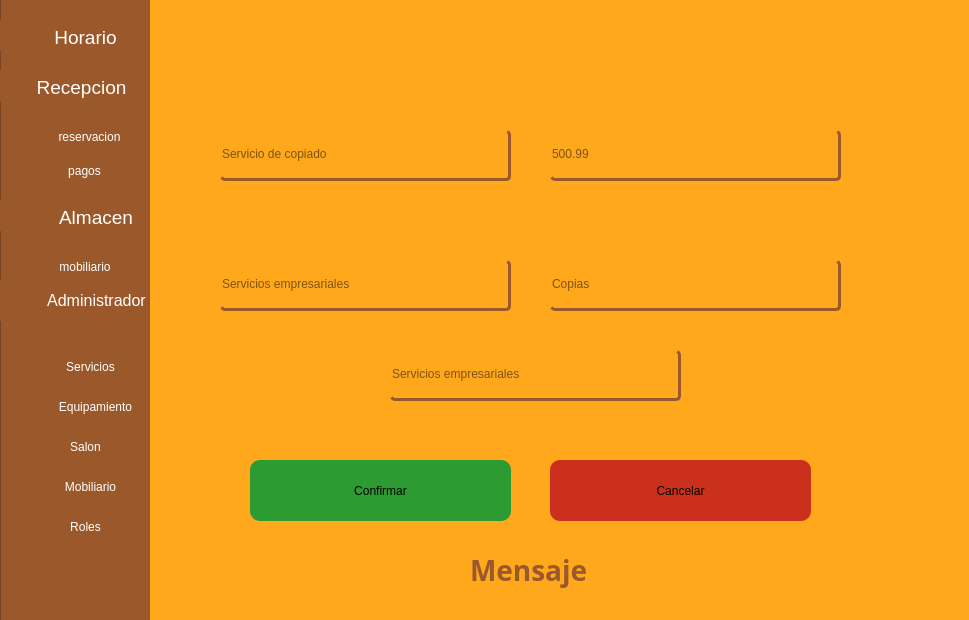
This is gui/navegacion.ui in asp-laboratories/BookingRoom_Software as Qt 5 draws it before an edit. The edited form follows.
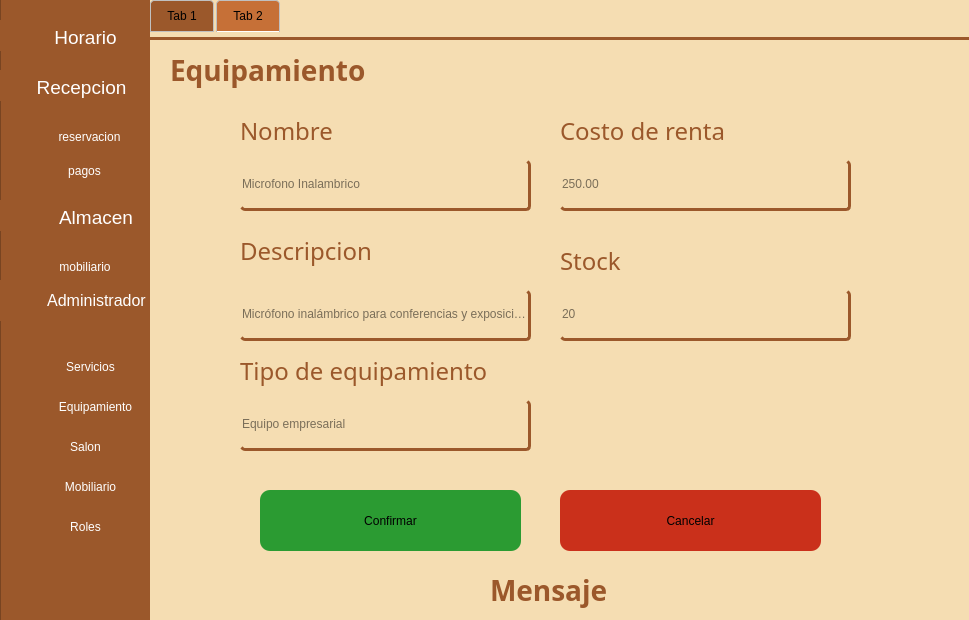
This is the edited form. The open tabs and pages were chosen to show the change. Icons and pictures are not drawn.

Commit message: feat(gui): Seleccion del salon pero sin diseño, solo para probar (Update)

Patch:
```diff
--- a/gui/navegacion.ui
+++ b/gui/navegacion.ui
@@ -1037,175 +1037,373 @@
     </widget>
     <widget class="QWidget" name="adminEquipamiento">
      <property name="styleSheet">
-      <string notr="true">background-color: rgb(255, 168, 28);</string>
+      <string notr="true">background-color: rgba(245, 221, 178, 1.0);
+</string>
      </property>
-     <widget class="QLineEdit" name="eCostoRenta">
+     <widget class="QTabWidget" name="tabWidget_2">
       <property name="geometry">
        <rect>
-        <x>400</x>
-        <y>130</y>
-        <width>291</width>
-        <height>51</height>
+        <x>0</x>
+        <y>0</y>
+        <width>821</width>
+        <height>621</height>
        </rect>
       </property>
       <property name="styleSheet">
-       <string notr="true">color: rgb(0, 0, 0);
-border-radius: 5px;
-border-bottom: 3px solid rgba(155, 88, 43, 1.0);
-border-right: 3px solid  rgba(155, 88, 43, 1.0);</string>
+       <string notr="true">QTabWidget::pane {
+    border-top: 3px solid #9b582b;
+	color: rgb(155, 88, 43);
+    margin-top: 5px;
+}
+
+QTabWidget::tab-bar {
+    alignment: left;
+}
+
+QTabBar::tab {
+    background-color: #9b582b;
+	selection-color: rgb(155, 88, 43);
+    border: 1px solid #c0c0c0;
+    padding: 8px 16px;
+    margin-right: 2px;
+    border-top-left-radius: 4px;
+    border-top-right-radius: 4px;
+}
+
+QTabBar::tab:selected {
+    background-color: #c67037;
+    border-bottom-color: white;
+}
+
+QTabBar::tab:hover {
+    background-color: rgb(105, 60, 29);
+}</string>
       </property>
-      <property name="text">
-       <string/>
+      <property name="currentIndex">
+       <number>1</number>
       </property>
-      <property name="placeholderText">
-       <string>500.99</string>
-      </property>
-     </widget>
-     <widget class="QPushButton" name="eConfirmar">
-      <property name="geometry">
-       <rect>
-        <x>100</x>
-        <y>460</y>
-        <width>261</width>
-        <height>61</height>
-       </rect>
-      </property>
-      <property name="styleSheet">
-       <string notr="true">border-radius: 10px;
-background-color: #2B9B32;</string>
-      </property>
-      <property name="text">
-       <string>Confirmar</string>
-      </property>
-     </widget>
-     <widget class="QLineEdit" name="eNombreEqui">
-      <property name="geometry">
-       <rect>
-        <x>70</x>
-        <y>130</y>
-        <width>291</width>
-        <height>51</height>
-       </rect>
-      </property>
-      <property name="styleSheet">
-       <string notr="true">color: rgb(0, 0, 0);
-border-radius: 5px;
-border-bottom: 3px solid rgba(155, 88, 43, 1.0);
-border-right: 3px solid  rgba(155, 88, 43, 1.0);</string>
-      </property>
-      <property name="text">
-       <string/>
-      </property>
-      <property name="placeholderText">
-       <string>Servicio de copiado</string>
-      </property>
-     </widget>
-     <widget class="QLabel" name="eMensaje">
-      <property name="geometry">
-       <rect>
-        <x>320</x>
-        <y>550</y>
-        <width>131</width>
-        <height>41</height>
-       </rect>
-      </property>
-      <property name="font">
-       <font>
-        <family>Adwaita Sans</family>
-        <pointsize>-1</pointsize>
-        <bold>true</bold>
-       </font>
-      </property>
-      <property name="styleSheet">
-       <string notr="true">color: rgba(155, 88, 43, 1.0);
-font-size: 28px;</string>
-      </property>
-      <property name="text">
-       <string>Mensaje</string>
-      </property>
-     </widget>
-     <widget class="QPushButton" name="eCancelar">
-      <property name="geometry">
-       <rect>
-        <x>400</x>
-        <y>460</y>
-        <width>261</width>
-        <height>61</height>
-       </rect>
-      </property>
-      <property name="styleSheet">
-       <string notr="true">border-radius: 10px;
+      <widget class="QWidget" name="tab">
+       <attribute name="title">
+        <string>Tab 1</string>
+       </attribute>
+      </widget>
+      <widget class="QWidget" name="tab_2">
+       <attribute name="title">
+        <string>Tab 2</string>
+       </attribute>
+       <widget class="QPushButton" name="eCancelar">
+        <property name="geometry">
+         <rect>
+          <x>410</x>
+          <y>450</y>
+          <width>261</width>
+          <height>61</height>
+         </rect>
+        </property>
+        <property name="styleSheet">
+         <string notr="true">border-radius: 10px;
 background-color: #CA301B;</string>
-      </property>
-      <property name="text">
-       <string>Cancelar</string>
-      </property>
-     </widget>
-     <widget class="QLineEdit" name="eTipoEquipamiento">
-      <property name="geometry">
-       <rect>
-        <x>70</x>
-        <y>260</y>
-        <width>291</width>
-        <height>51</height>
-       </rect>
-      </property>
-      <property name="styleSheet">
-       <string notr="true">color: rgb(0, 0, 0);
+        </property>
+        <property name="text">
+         <string>Cancelar</string>
+        </property>
+       </widget>
+       <widget class="QLineEdit" name="eDescripcion">
+        <property name="geometry">
+         <rect>
+          <x>90</x>
+          <y>250</y>
+          <width>291</width>
+          <height>51</height>
+         </rect>
+        </property>
+        <property name="styleSheet">
+         <string notr="true">color: rgb(0, 0, 0);
 border-radius: 5px;
 border-bottom: 3px solid rgba(155, 88, 43, 1.0);
 border-right: 3px solid  rgba(155, 88, 43, 1.0);</string>
-      </property>
-      <property name="text">
-       <string/>
-      </property>
-      <property name="placeholderText">
-       <string>Servicios empresariales</string>
-      </property>
-     </widget>
-     <widget class="QLineEdit" name="eDescripcion">
-      <property name="geometry">
-       <rect>
-        <x>400</x>
-        <y>260</y>
-        <width>291</width>
-        <height>51</height>
-       </rect>
-      </property>
-      <property name="styleSheet">
-       <string notr="true">color: rgb(0, 0, 0);
+        </property>
+        <property name="text">
+         <string/>
+        </property>
+        <property name="placeholderText">
+         <string>Micrófono inalámbrico para conferencias y exposiciones.</string>
+        </property>
+       </widget>
+       <widget class="QLabel" name="eMensaje">
+        <property name="geometry">
+         <rect>
+          <x>340</x>
+          <y>530</y>
+          <width>131</width>
+          <height>41</height>
+         </rect>
+        </property>
+        <property name="font">
+         <font>
+          <family>Adwaita Sans</family>
+          <pointsize>-1</pointsize>
+          <bold>true</bold>
+         </font>
+        </property>
+        <property name="styleSheet">
+         <string notr="true">color: rgba(155, 88, 43, 1.0);
+font-size: 28px;</string>
+        </property>
+        <property name="text">
+         <string>Mensaje</string>
+        </property>
+       </widget>
+       <widget class="QLineEdit" name="eNombreEqui">
+        <property name="geometry">
+         <rect>
+          <x>90</x>
+          <y>120</y>
+          <width>291</width>
+          <height>51</height>
+         </rect>
+        </property>
+        <property name="styleSheet">
+         <string notr="true">color: rgb(0, 0, 0);
 border-radius: 5px;
 border-bottom: 3px solid rgba(155, 88, 43, 1.0);
 border-right: 3px solid  rgba(155, 88, 43, 1.0);</string>
-      </property>
-      <property name="text">
-       <string/>
-      </property>
-      <property name="placeholderText">
-       <string>Copias</string>
-      </property>
-     </widget>
-     <widget class="QLineEdit" name="eStock">
-      <property name="geometry">
-       <rect>
-        <x>240</x>
-        <y>350</y>
-        <width>291</width>
-        <height>51</height>
-       </rect>
-      </property>
-      <property name="styleSheet">
-       <string notr="true">color: rgb(0, 0, 0);
+        </property>
+        <property name="text">
+         <string/>
+        </property>
+        <property name="placeholderText">
+         <string>Microfono Inalambrico </string>
+        </property>
+       </widget>
+       <widget class="QLineEdit" name="eCostoRenta">
+        <property name="geometry">
+         <rect>
+          <x>410</x>
+          <y>120</y>
+          <width>291</width>
+          <height>51</height>
+         </rect>
+        </property>
+        <property name="styleSheet">
+         <string notr="true">color: rgb(0, 0, 0);
 border-radius: 5px;
 border-bottom: 3px solid rgba(155, 88, 43, 1.0);
 border-right: 3px solid  rgba(155, 88, 43, 1.0);</string>
-      </property>
-      <property name="text">
-       <string/>
-      </property>
-      <property name="placeholderText">
-       <string>Servicios empresariales</string>
-      </property>
+        </property>
+        <property name="text">
+         <string/>
+        </property>
+        <property name="placeholderText">
+         <string>250.00</string>
+        </property>
+       </widget>
+       <widget class="QPushButton" name="eConfirmar">
+        <property name="geometry">
+         <rect>
+          <x>110</x>
+          <y>450</y>
+          <width>261</width>
+          <height>61</height>
+         </rect>
+        </property>
+        <property name="styleSheet">
+         <string notr="true">border-radius: 10px;
+background-color: #2B9B32;</string>
+        </property>
+        <property name="text">
+         <string>Confirmar</string>
+        </property>
+       </widget>
+       <widget class="QLineEdit" name="eTipoEquipamiento">
+        <property name="geometry">
+         <rect>
+          <x>90</x>
+          <y>360</y>
+          <width>291</width>
+          <height>51</height>
+         </rect>
+        </property>
+        <property name="styleSheet">
+         <string notr="true">color: rgb(0, 0, 0);
+border-radius: 5px;
+border-bottom: 3px solid rgba(155, 88, 43, 1.0);
+border-right: 3px solid  rgba(155, 88, 43, 1.0);</string>
+        </property>
+        <property name="text">
+         <string/>
+        </property>
+        <property name="placeholderText">
+         <string>Equipo empresarial</string>
+        </property>
+       </widget>
+       <widget class="QLineEdit" name="eStock">
+        <property name="geometry">
+         <rect>
+          <x>410</x>
+          <y>250</y>
+          <width>291</width>
+          <height>51</height>
+         </rect>
+        </property>
+        <property name="styleSheet">
+         <string notr="true">color: rgb(0, 0, 0);
+border-radius: 5px;
+border-bottom: 3px solid rgba(155, 88, 43, 1.0);
+border-right: 3px solid  rgba(155, 88, 43, 1.0);</string>
+        </property>
+        <property name="text">
+         <string/>
+        </property>
+        <property name="placeholderText">
+         <string>20</string>
+        </property>
+       </widget>
+       <widget class="QLabel" name="label_13">
+        <property name="geometry">
+         <rect>
+          <x>90</x>
+          <y>310</y>
+          <width>291</width>
+          <height>41</height>
+         </rect>
+        </property>
+        <property name="font">
+         <font>
+          <family>Adwaita Sans</family>
+          <pointsize>18</pointsize>
+          <bold>false</bold>
+         </font>
+        </property>
+        <property name="styleSheet">
+         <string notr="true">color: rgba(155, 88, 43, 1.0);
+</string>
+        </property>
+        <property name="text">
+         <string>Tipo de equipamiento</string>
+        </property>
+       </widget>
+       <widget class="QLabel" name="label_14">
+        <property name="geometry">
+         <rect>
+          <x>90</x>
+          <y>190</y>
+          <width>291</width>
+          <height>41</height>
+         </rect>
+        </property>
+        <property name="font">
+         <font>
+          <family>Adwaita Sans</family>
+          <pointsize>18</pointsize>
+          <bold>false</bold>
+         </font>
+        </property>
+        <property name="styleSheet">
+         <string notr="true">color: rgba(155, 88, 43, 1.0);
+</string>
+        </property>
+        <property name="text">
+         <string>Descripcion</string>
+        </property>
+       </widget>
+       <widget class="QLabel" name="label_15">
+        <property name="geometry">
+         <rect>
+          <x>90</x>
+          <y>70</y>
+          <width>291</width>
+          <height>41</height>
+         </rect>
+        </property>
+        <property name="font">
+         <font>
+          <family>Adwaita Sans</family>
+          <pointsize>18</pointsize>
+          <bold>false</bold>
+         </font>
+        </property>
+        <property name="styleSheet">
+         <string notr="true">color: rgba(155, 88, 43, 1.0);
+</string>
+        </property>
+        <property name="text">
+         <string>Nombre</string>
+        </property>
+       </widget>
+       <widget class="QLabel" name="label_16">
+        <property name="geometry">
+         <rect>
+          <x>410</x>
+          <y>200</y>
+          <width>291</width>
+          <height>41</height>
+         </rect>
+        </property>
+        <property name="font">
+         <font>
+          <family>Adwaita Sans</family>
+          <pointsize>18</pointsize>
+          <bold>false</bold>
+         </font>
+        </property>
+        <property name="styleSheet">
+         <string notr="true">color: rgba(155, 88, 43, 1.0);
+</string>
+        </property>
+        <property name="text">
+         <string>Stock</string>
+        </property>
+       </widget>
+       <widget class="QLabel" name="label_17">
+        <property name="geometry">
+         <rect>
+          <x>410</x>
+          <y>70</y>
+          <width>291</width>
+          <height>41</height>
+         </rect>
+        </property>
+        <property name="font">
+         <font>
+          <family>Adwaita Sans</family>
+          <pointsize>18</pointsize>
+          <bold>false</bold>
+         </font>
+        </property>
+        <property name="styleSheet">
+         <string notr="true">color: rgba(155, 88, 43, 1.0);
+</string>
+        </property>
+        <property name="text">
+         <string>Costo de renta</string>
+        </property>
+       </widget>
+       <widget class="QLabel" name="label_18">
+        <property name="geometry">
+         <rect>
+          <x>20</x>
+          <y>10</y>
+          <width>251</width>
+          <height>41</height>
+         </rect>
+        </property>
+        <property name="font">
+         <font>
+          <family>Adwaita Sans</family>
+          <pointsize>-1</pointsize>
+          <bold>true</bold>
+         </font>
+        </property>
+        <property name="styleSheet">
+         <string notr="true">color: rgba(155, 88, 43, 1.0);
+font-size: 28px;</string>
+        </property>
+        <property name="text">
+         <string>Equipamiento</string>
+        </property>
+       </widget>
+      </widget>
      </widget>
     </widget>
     <widget class="QWidget" name="adminSalon">
```
Left out of the diff: 52 changed lines with no effect on the pictures. The commit also changes 1 other file.
